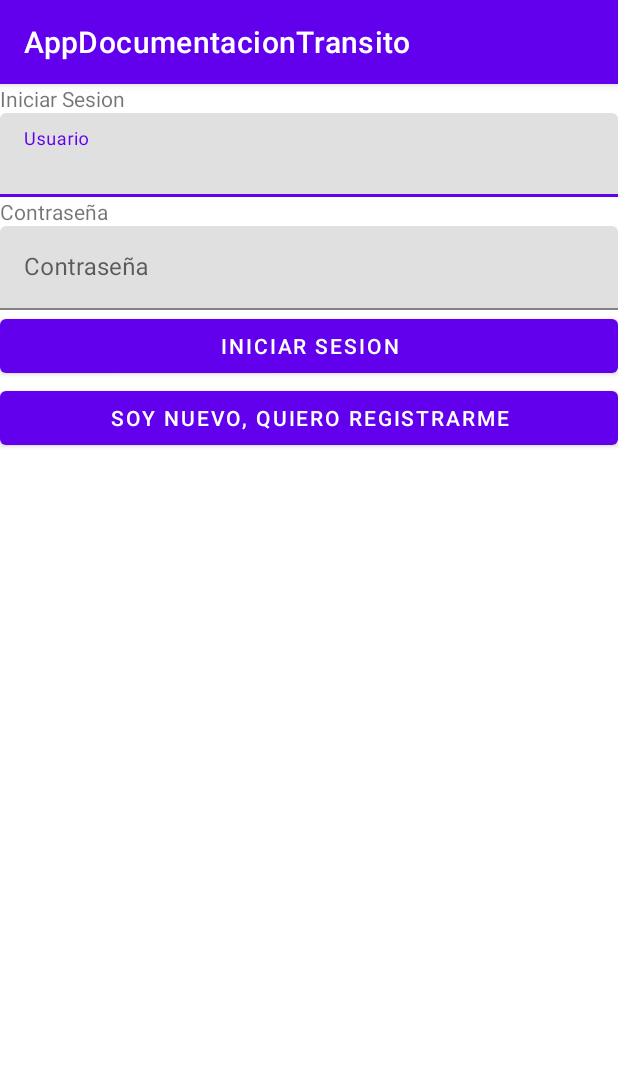
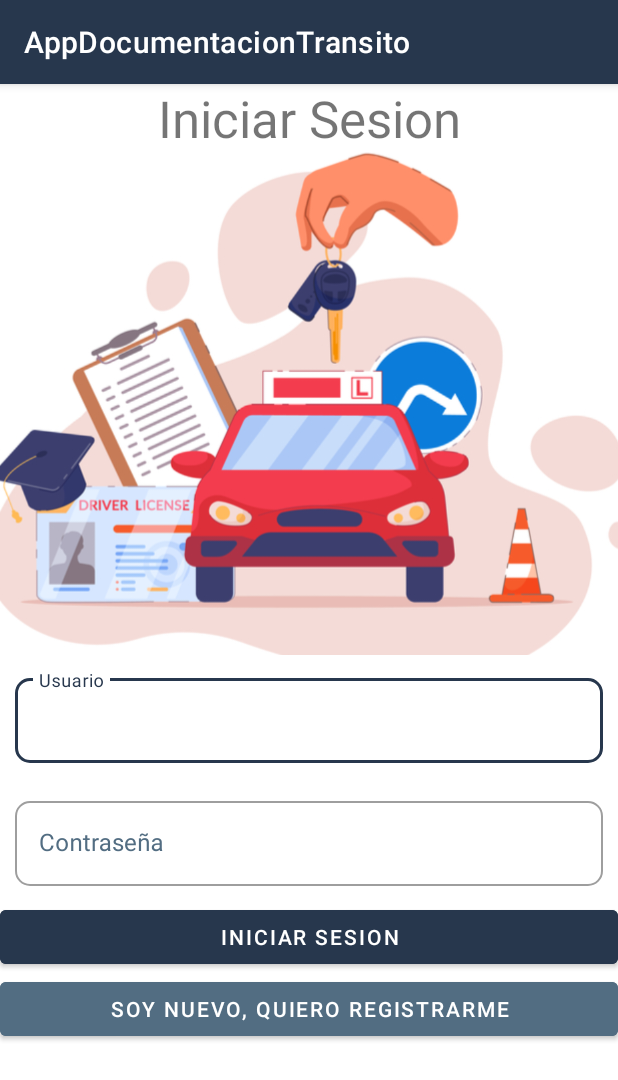
Before and after one commit to RusselCanche/AppDocumentacionTransito, an Android app: the screen it shows after launch (MainActivity), on a phone screen of 412 x 824 dp. Shown: the top 1080 px of the screen. Run offline under Robolectric (Android 15) with nearby library versions, the light colour scheme and no system bars.

Commit message:
Update: login

```diff
--- a/app/src/main/AndroidManifest.xml
+++ b/app/src/main/AndroidManifest.xml
@@ -54,10 +54,10 @@
             android:exported="false" />
         <activity
             android:name=".activity.MainActivity"
-            android:exported="true">
+            android:exported="true"
+            android:theme="@style/Theme.AppDocumentacionTransito.Login">
             <intent-filter>
                 <action android:name="android.intent.action.MAIN" />
-
                 <category android:name="android.intent.category.LAUNCHER" />
             </intent-filter>
         </activity>
--- a/app/src/main/res/layout/activity_main.xml
+++ b/app/src/main/res/layout/activity_main.xml
@@ -8,15 +8,32 @@
     tools:context=".activity.MainActivity">
 
     <TextView
-        android:layout_width="wrap_content"
+        android:layout_width="match_parent"
         android:layout_height="wrap_content"
-        android:text="Iniciar Sesion" />
+        android:gravity="center"
+        android:text="Iniciar Sesion"
+        android:textSize="@dimen/title_login" />
+
+    <ImageView
+        android:id="@+id/imageView2"
+        android:layout_width="match_parent"
+        android:layout_height="335dp"
+        android:scaleType="centerCrop"
+        app:srcCompat="@drawable/vehicular" />
 
     <com.google.android.material.textfield.TextInputLayout
         android:id="@+id/textField"
         android:layout_width="match_parent"
         android:layout_height="wrap_content"
-        android:hint="Usuario">
+        android:hint="Usuario"
+        android:textColorHint="@color/color2"
+        app:boxBackgroundMode="outline"
+        app:boxCornerRadiusTopEnd="10dp"
+        app:boxCornerRadiusTopStart="10dp"
+        app:boxCornerRadiusBottomEnd="10dp"
+        app:boxCornerRadiusBottomStart="10dp"
+        android:layout_margin="10dp"
+        style="@style/Widget.MaterialComponents.TextInputLayout.OutlinedBox">
 
         <com.google.android.material.textfield.TextInputEditText
             android:id="@+id/edit_usuario_login"
@@ -26,17 +43,19 @@
 
     </com.google.android.material.textfield.TextInputLayout>
 
-    <TextView
-        android:id="@+id/textView2"
-        android:layout_width="match_parent"
-        android:layout_height="wrap_content"
-        android:text="Contraseña" />
-
     <com.google.android.material.textfield.TextInputLayout
         android:id="@+id/textField2"
         android:layout_width="match_parent"
         android:layout_height="wrap_content"
-        android:hint="Contraseña">
+        android:hint="Contraseña"
+        android:textColorHint="@color/color2"
+        app:boxBackgroundMode="outline"
+        app:boxCornerRadiusTopEnd="10dp"
+        app:boxCornerRadiusTopStart="10dp"
+        app:boxCornerRadiusBottomEnd="10dp"
+        app:boxCornerRadiusBottomStart="10dp"
+        android:layout_margin="10dp"
+        style="@style/Widget.MaterialComponents.TextInputLayout.OutlinedBox">
 
         <com.google.android.material.textfield.TextInputEditText
             android:id="@+id/edit_contrasenia_login"
@@ -45,10 +64,12 @@
             />
 
     </com.google.android.material.textfield.TextInputLayout>
+
     <Button
         android:id="@+id/button"
         android:layout_width="match_parent"
         android:layout_height="wrap_content"
+        android:backgroundTint="@color/color1"
         android:onClick="onIniciarSesion"
         android:text="Iniciar Sesion" />
 
@@ -56,6 +77,7 @@
         android:id="@+id/button2"
         android:layout_width="match_parent"
         android:layout_height="wrap_content"
+        android:backgroundTint="@color/color2"
         android:onClick="onRegistroUsuario"
         android:text="Soy nuevo, quiero registrarme" />
 
--- a/app/src/main/res/values/colors.xml
+++ b/app/src/main/res/values/colors.xml
@@ -7,4 +7,10 @@
     <color name="teal_700">#FF018786</color>
     <color name="black">#FF000000</color>
     <color name="white">#FFFFFFFF</color>
+
+
+    <color name="color1">#27374D</color>
+    <color name="color2">#526D82</color>
+    <color name="color3">#9DB2BF</color>
+    <color name="color4">#DDE6ED</color>
 </resources>
--- a/app/src/main/res/values/dimens.xml
+++ b/app/src/main/res/values/dimens.xml
@@ -5,4 +5,5 @@
     <dimen name="nav_header_vertical_spacing">8dp</dimen>
     <dimen name="nav_header_height">176dp</dimen>
     <dimen name="fab_margin">16dp</dimen>
+    <dimen name="title_login">34dp</dimen>
 </resources>
--- /dev/null
+++ b/app/src/main/res/values/styles.xml
@@ -0,0 +1,4 @@
+<?xml version="1.0" encoding="utf-8"?>
+<resources>
+
+</resources>
--- a/app/src/main/res/values/themes.xml
+++ b/app/src/main/res/values/themes.xml
@@ -14,6 +14,20 @@
         <!-- Customize your theme here. -->
     </style>
 
+    <style name="Theme.AppDocumentacionTransito.Login" parent="Theme.MaterialComponents.DayNight.DarkActionBar">
+        <!-- Primary brand color. -->
+        <item name="colorPrimary">@color/color1</item>
+        <item name="colorPrimaryVariant">@color/color2</item>
+        <item name="colorOnPrimary">@color/white</item>
+        <!-- Secondary brand color. -->
+        <item name="colorSecondary">@color/color3</item>
+        <item name="colorSecondaryVariant">@color/color3</item>
+        <item name="colorOnSecondary">@color/black</item>
+        <!-- Status bar color. -->
+        <item name="android:statusBarColor">@color/color1</item>
+        <!-- Customize your theme here. -->
+    </style>
+
     <style name="Theme.AppDocumentacionTransito.NoActionBar">
         <item name="windowActionBar">false</item>
         <item name="windowNoTitle">true</item>
```
Also changed, not shown: app/src/main/res/drawable/vehicular.jpg (added).
